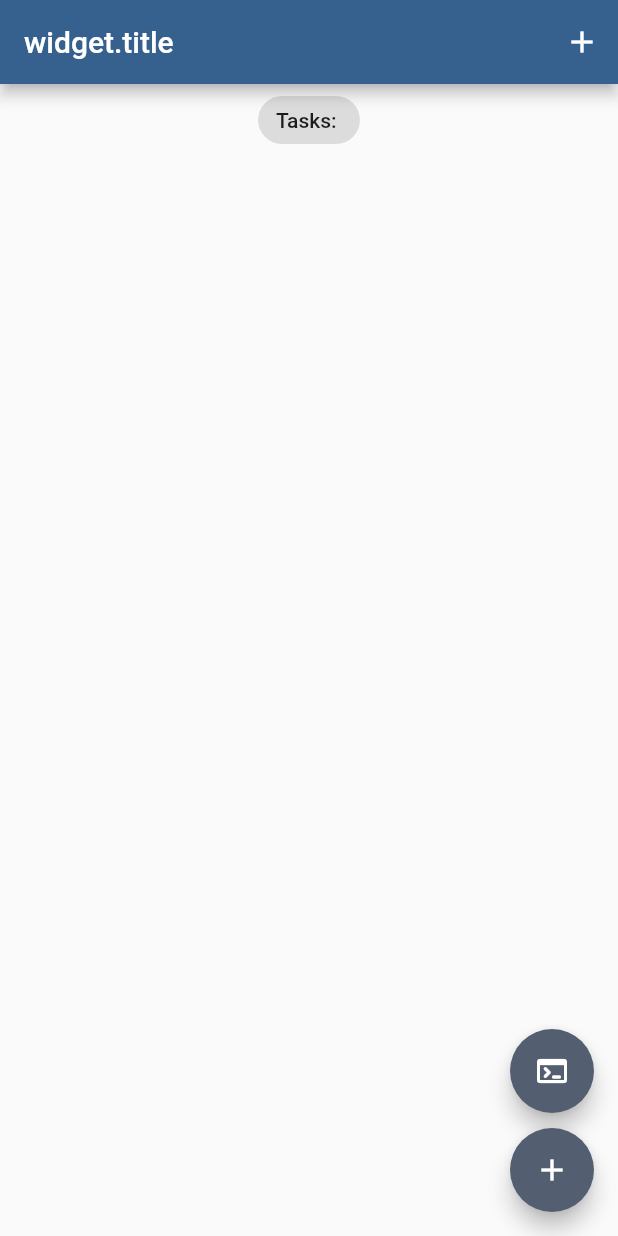
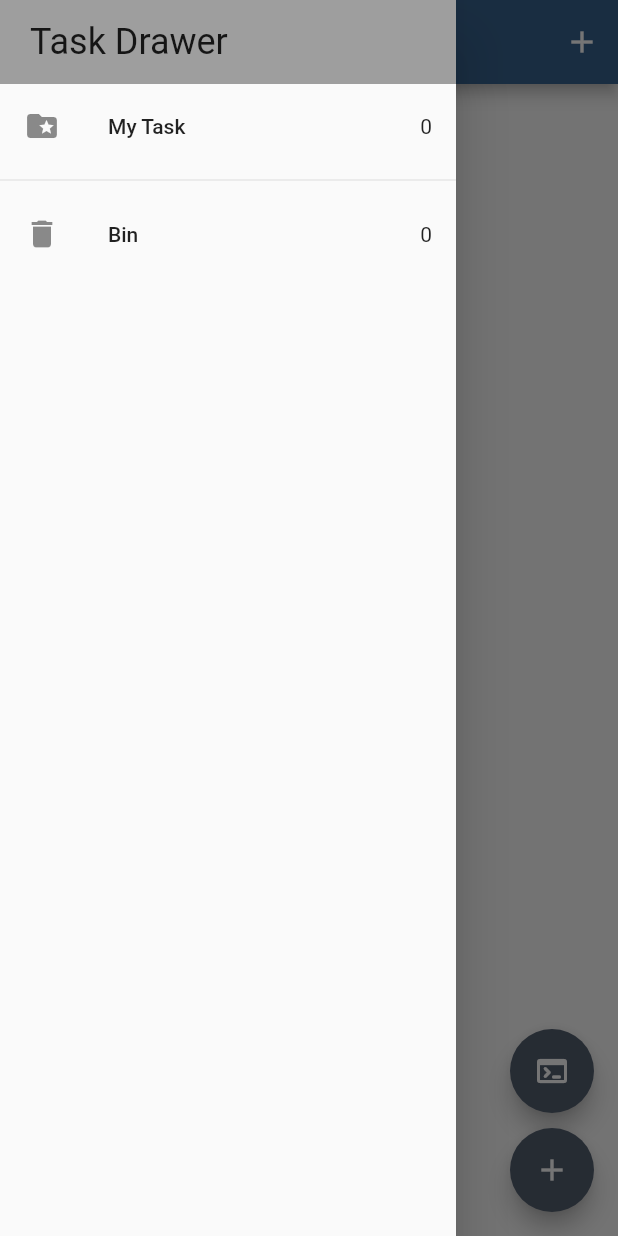
Before and after one commit to yakut54/todo, a Flutter app: the screen it shows after launch, with the side drawer open (before the commit the screen has no drawer), on a phone screen of 412 x 824 dp. Run offline on Flutter 3.47's test engine with Material 2 defaults, Android fonts, the phone set to English and light mode, and no system bars; our stand-ins replace bloc, equatable, flutter_bloc, hydrated_bloc.

```diff
--- a/lib/blocs/bloc/tasks_bloc.dart
+++ b/lib/blocs/bloc/tasks_bloc.dart
@@ -13,15 +13,16 @@ class TasksBloc extends HydratedBloc<TasksEvent, TasksState> {
     on<AddTask>(_onAddTask);
     on<UpdateTask>(_onUpdateTask);
     on<DeleteTask>(_onDeleteTask);
+    on<RemoveTask>(_onRemoveTask);
   }
 
   void _onAddTask(AddTask event, Emitter<TasksState> emit) {
     final state = this.state;
-    final task = event.task;
 
     emit(
       TasksState(
-        allTasks: List.from(state.allTasks)..add(task),
+        allTasks: List.from(state.allTasks)..add(event.task),
+        removedTasks: state.removedTasks,
       ),
     );
   }
@@ -35,13 +36,28 @@ class TasksBloc extends HydratedBloc<TasksEvent, TasksState> {
         ? allTasks.insert(idx, event.task.copyWith(isDone: true))
         : allTasks.insert(idx, event.task.copyWith(isDone: false));
 
-    emit(TasksState(allTasks: allTasks));
+    emit(TasksState(allTasks: allTasks, removedTasks: state.removedTasks));
   }
 
   void _onDeleteTask(DeleteTask event, Emitter<TasksState> emit) {
     final state = this.state;
 
-    emit(TasksState(allTasks: List.from(state.allTasks)..remove(event.task)));
+    emit(
+      TasksState(
+        allTasks: state.allTasks,
+        removedTasks: List.from(state.removedTasks)..remove(event.task),
+      ),
+    );
+  }
+
+  void _onRemoveTask(RemoveTask event, Emitter<TasksState> emit) {
+    final state = this.state;
+
+    emit(TasksState(
+      allTasks: List.from(state.allTasks)..remove(event.task),
+      removedTasks: List.from(state.removedTasks)
+        ..add(event.task.copyWith(isDeleted: true)),
+    ));
   }
 
   @override
--- a/lib/blocs/bloc/tasks_event.dart
+++ b/lib/blocs/bloc/tasks_event.dart
@@ -23,6 +23,14 @@ class UpdateTask extends TasksEvent {
   List<Object> get props => [task];
 }
 
+class RemoveTask extends TasksEvent {
+  final Task task;
+  const RemoveTask({required this.task});
+
+  @override
+  List<Object> get props => [task];
+}
+
 class DeleteTask extends TasksEvent {
   final Task task;
   const DeleteTask({required this.task});
--- a/lib/blocs/bloc/tasks_state.dart
+++ b/lib/blocs/bloc/tasks_state.dart
@@ -1,15 +1,22 @@
+// ignore_for_file: public_member_api_docs, sort_constructors_first
 part of 'tasks_bloc.dart';
 
 class TasksState extends Equatable {
   final List<Task> allTasks;
-  const TasksState({this.allTasks = const <Task>[]});
+  final List<Task> removedTasks;
+
+  const TasksState({
+    this.allTasks = const <Task>[],
+    this.removedTasks = const <Task>[],
+  });
 
   @override
-  List<Object> get props => [allTasks];
+  List<Object> get props => [allTasks, removedTasks];
 
   Map<String, dynamic> toMap() {
     return <String, dynamic>{
       'allTasks': allTasks.map((item) => item.toMap()).toList(),
+      'removedTasks': removedTasks.map((item) => item.toMap()).toList(),
     };
   }
 
@@ -20,6 +27,11 @@ class TasksState extends Equatable {
           (item) => Task.fromMap(item as Map<String, dynamic>),
         ),
       ),
+      removedTasks: List<Task>.from(
+        map['removedTasks'].map<Task>(
+          (item) => Task.fromMap(item as Map<String, dynamic>),
+        ),
+      ),
     );
   }
 }
--- a/lib/main.dart
+++ b/lib/main.dart
@@ -3,6 +3,7 @@ import 'package:hydrated_bloc/hydrated_bloc.dart';
 import 'package:todo/blocs/bloc_exports.dart';
 import 'package:todo/screens/task_screen.dart';
 import 'package:path_provider/path_provider.dart';
+import 'package:todo/services/app_router.dart';
 
 Future<void> main() async {
   WidgetsFlutterBinding.ensureInitialized();
@@ -10,11 +11,15 @@ Future<void> main() async {
   HydratedBloc.storage = await HydratedStorage.build(
       storageDirectory: await getApplicationDocumentsDirectory());
 
-  runApp(const MyApp());
+  runApp(MyApp(
+    appRouter: AppRouter(),
+  ));
 }
 
 class MyApp extends StatelessWidget {
-  const MyApp({super.key});
+  final AppRouter appRouter;
+
+  const MyApp({super.key, required this.appRouter});
 
   @override
   Widget build(BuildContext context) {
@@ -26,6 +31,7 @@ class MyApp extends StatelessWidget {
           colorScheme: ColorScheme.fromSeed(seedColor: Colors.blue),
         ),
         home: const TaskScreen(),
+        onGenerateRoute: appRouter.onGenerateRoute,
       ),
     );
   }
--- a/lib/models/task.dart
+++ b/lib/models/task.dart
@@ -1,6 +1,7 @@
+// ignore_for_file: must_be_immutable
+
 import 'package:equatable/equatable.dart';
 
-// ignore: must_be_immutable
 class Task extends Equatable {
   final String title;
   final String id;
--- /dev/null
+++ b/lib/screens/my_drawer.dart
@@ -0,0 +1,57 @@
+import 'package:flutter/material.dart';
+import 'package:todo/screens/recycle_bin.dart';
+import 'package:todo/screens/task_screen.dart';
+
+import '../blocs/bloc_exports.dart';
+
+class MyDrawer extends StatelessWidget {
+  const MyDrawer({super.key});
+
+  @override
+  Widget build(BuildContext context) {
+    return SafeArea(
+      child: Drawer(
+        child: Column(
+          children: [
+            Container(
+              width: double.infinity,
+              padding: const EdgeInsets.symmetric(vertical: 14, horizontal: 20),
+              color: Colors.grey,
+              child: Text(
+                'Task Drawer',
+                style: Theme.of(context).textTheme.headlineSmall,
+              ),
+            ),
+            BlocBuilder<TasksBloc, TasksState>(
+              builder: (context, state) {
+                return GestureDetector(
+                  onTap: () {
+                    Navigator.of(context).pushNamed(TaskScreen.id);
+                  },
+                  child: ListTile(
+                    leading: const Icon(Icons.folder_special),
+                    title: const Text('My Task'),
+                    trailing: Text(state.allTasks.length.toString()),
+                  ),
+                );
+              },
+            ),
+            const Divider(),
+            BlocBuilder<TasksBloc, TasksState>(
+              builder: (context, state) {
+                return GestureDetector(
+                  onTap: () => Navigator.of(context).pushNamed(RecycleBin.id),
+                  child: ListTile(
+                    leading: const Icon(Icons.delete),
+                    title: const Text('Bin'),
+                    trailing: Text(state.removedTasks.length.toString()),
+                  ),
+                );
+              },
+            ),
+          ],
+        ),
+      ),
+    );
+  }
+}
--- a/lib/screens/task_screen.dart
+++ b/lib/screens/task_screen.dart
@@ -1,12 +1,14 @@
 import 'package:flutter/material.dart';
+import 'package:todo/models/task.dart';
+import 'package:todo/screens/my_drawer.dart';
+import 'package:todo/widgets/task_list.dart';
 import 'package:todo/blocs/bloc_exports.dart';
-import 'package:todo/models/task.dart';
 import 'package:todo/screens/add_task_screen.dart';
-import 'package:todo/widgets/task_list.dart';
 
-// ignore: must_be_immutable
 class TaskScreen extends StatefulWidget {
   const TaskScreen({super.key});
+
+  static const id = 'tasks_screen';
 
   @override
   State<TaskScreen> createState() => _TaskScreenState();
@@ -47,29 +49,30 @@ class _TaskScreenState extends State<TaskScreen> {
               )
             ],
           ),
-          body: Center(
-            child: Column(
+          drawer: const MyDrawer(),
+          body: Column(
             mainAxisAlignment: MainAxisAlignment.center,
             children: [
-                const Center(
+              Center(
                 child: Chip(
-                    label: Text('Tasks: '),
+                  label: Text('Tasks: ${tasksList.length}'),
                 ),
               ),
               TasksList(tasksList: tasksList),
             ],
           ),
-          ),
           floatingActionButton: Column(
             mainAxisAlignment: MainAxisAlignment.end,
             children: [
               FloatingActionButton(
+                heroTag: '1',
                 onPressed: () => {},
                 tooltip: 'Test',
                 child: const Icon(Icons.terminal_rounded),
               ),
               const SizedBox(height: 10),
               FloatingActionButton(
+                heroTag: '2',
                 onPressed: () => _addTask(context),
                 tooltip: 'Add Task',
                 child: const Icon(Icons.add),
--- /dev/null
+++ b/lib/widgets/task_tile.dart
@@ -0,0 +1,39 @@
+import 'package:flutter/material.dart';
+import 'package:todo/blocs/bloc_exports.dart';
+import '../models/task.dart';
+
+class TaskTile extends StatelessWidget {
+  const TaskTile({
+    super.key,
+    required this.task,
+  });
+
+  final Task task;
+
+  _deleteOrRemoveTask(BuildContext ctx, Task task) {
+    task.isDeleted!
+        ? ctx.read<TasksBloc>().add(DeleteTask(task: task))
+        : ctx.read<TasksBloc>().add(RemoveTask(task: task));
+  }
+
+  @override
+  Widget build(BuildContext context) {
+    return ListTile(
+      title: Text(
+        task.title,
+        style: TextStyle(
+          decoration: task.isDone! ? TextDecoration.lineThrough : null,
+        ),
+      ),
+      trailing: (task.isDeleted == false)
+          ? Checkbox(
+              value: task.isDone,
+              onChanged: (value) {
+                context.read<TasksBloc>().add(UpdateTask(task: task));
+              },
+            )
+          : null,
+      onLongPress: () => _deleteOrRemoveTask(context, task),
+    );
+  }
+}
```
Also changed, not shown: lib/screens/recycle_bin.dart (added, +41 -0 lines), lib/services/app_router.dart (added, +18 -0 lines), lib/widgets/task_list.dart (+2 -12 lines), 1 other file. Lines whose indentation alone changed are shown as unchanged.
